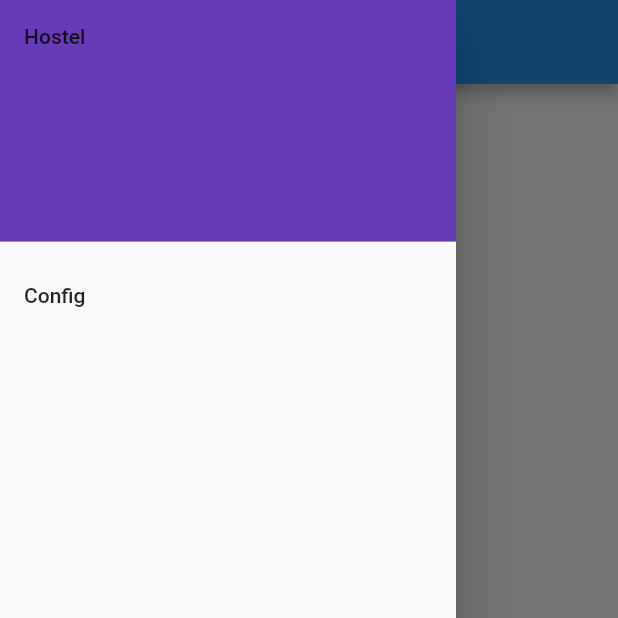
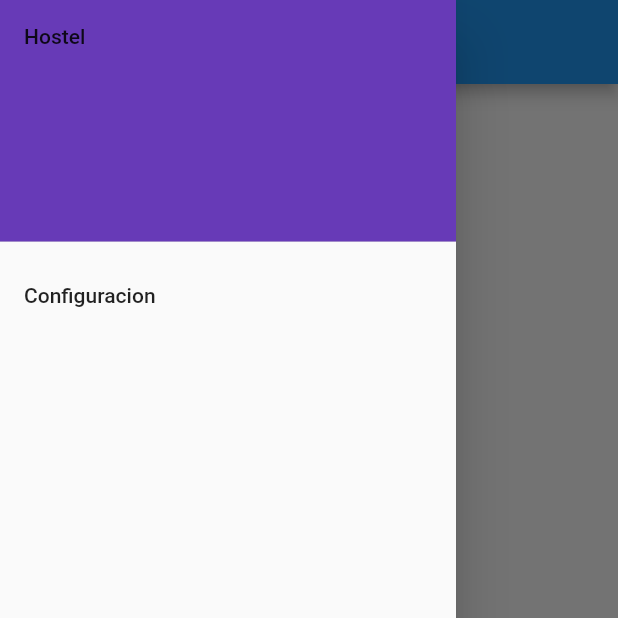
Before and after one commit to Elbardelorencia/HostelCentenario, a Flutter app: the screen it shows once a user with an empty profile is signed in, with the side drawer open, on a phone screen of 412 x 824 dp, the top half of it. Run offline on Flutter 3.47's test engine with Material 2 defaults, Android fonts, the phone set to English and light mode, and no system bars; our stand-ins replace firebase_auth, firebase_core, google_fonts, hidden_drawer_menu; accounts and stored records are empty.

Commit message:
cambio en home page

```diff
--- a/lib/home_page.dart
+++ b/lib/home_page.dart
@@ -46,7 +46,7 @@ class _HomePageState extends State<HomePage> {
                 child: Text('Hostel'),
               ),
               ListTile(
-                title: const Text('Config'),
+                title: const Text('Configuracion'),
                 onTap: () {},
               )
             ],
```
